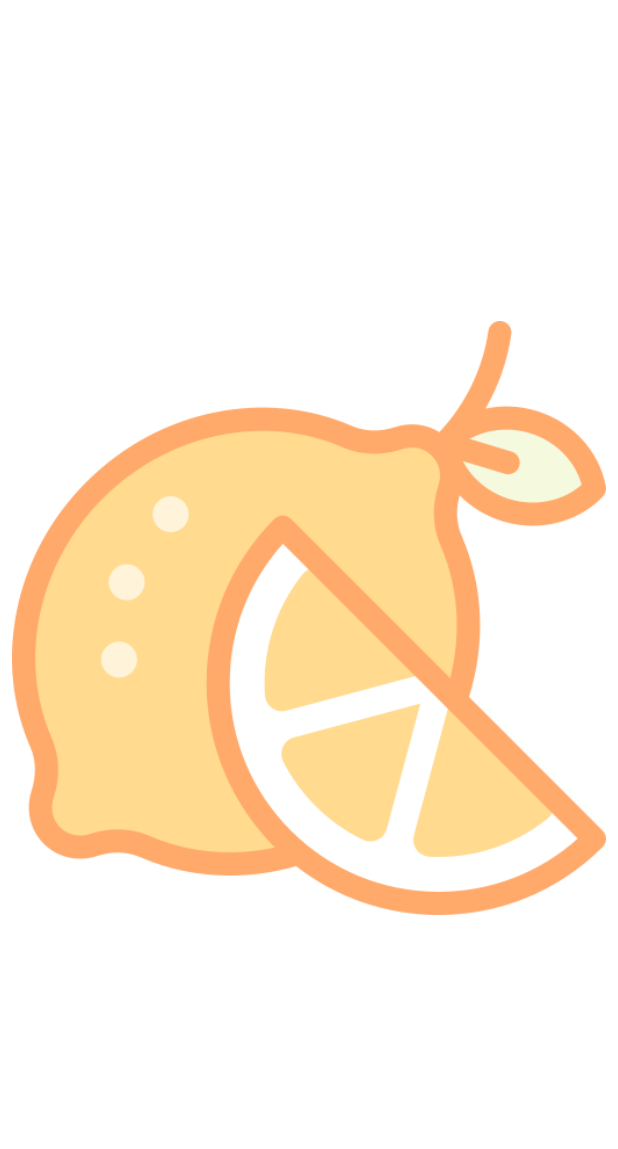
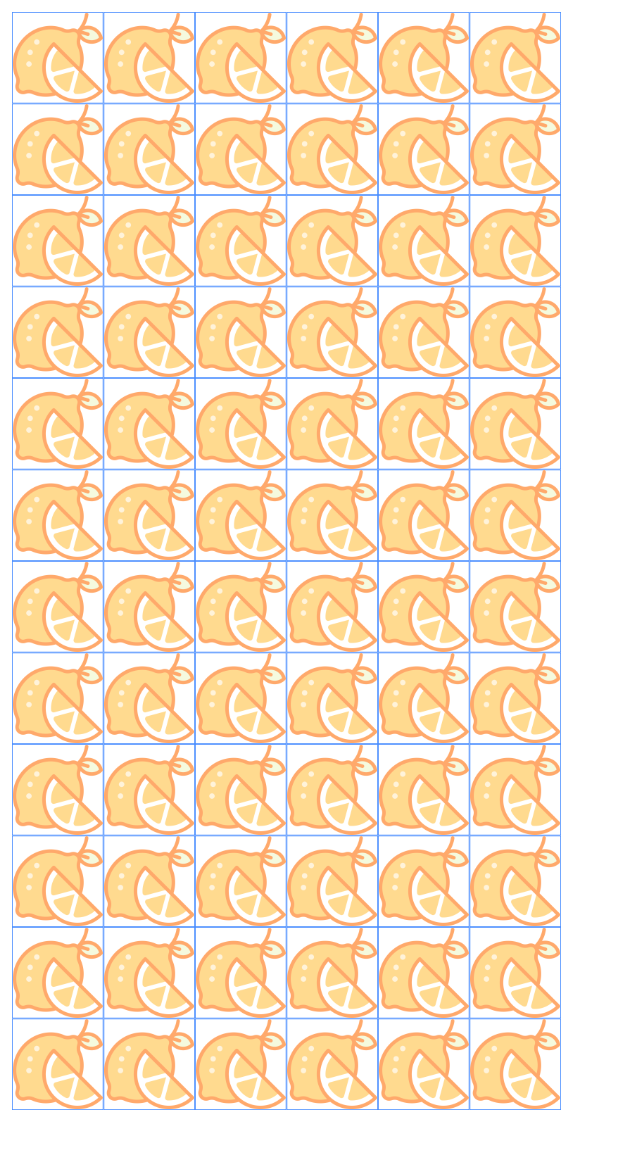
Before and after one commit to helloqzh/first_flutter_app, a Flutter app: the screen it shows after launch, on a phone screen of 412 x 824 dp. Shown: the top 1149 px of the screen. Run offline on Flutter 3.47's test engine with Material 2 defaults, Android fonts, the light colour scheme and no system bars; our stand-ins replace fluttertoast.

Commit message:
Lay out a widget

```diff
--- a/lib/main.dart
+++ b/lib/main.dart
@@ -9,12 +9,33 @@ void main() {
   runApp(
       MaterialApp(
         title: 'Flutter Tutorial',
-        home: RandomImageWidget(),
+        home: Layout(6, 12),
       )
   );
 }
 
+class Layout extends StatelessWidget {
+  final int width;
+  final int height;
+  Layout(this.width, this.height);
+
+  @override
+  Widget build(BuildContext context) {
+    return Container(
+      padding: EdgeInsets.all(8),
+      child: ListView(
+        children: List.filled(height, Row(
+          mainAxisSize: MainAxisSize.min,
+          children: List.filled(width, RandomImageWidget(60)),
+        )),
+      ),
+    );
+  }
+}
+
 class RandomImageWidget extends StatefulWidget {
+  final int size;
+  RandomImageWidget(this.size);
   @override
   State<StatefulWidget> createState() {
     return _ImageState();
@@ -52,13 +73,14 @@ class _ImageState extends State<RandomImageWidget> {
     return GestureDetector(
       onTap: _handleTap,
       child: Container(
-        padding: EdgeInsets.all(8.0),
-        color: Colors.white,
-        child: Center(
-          child: Image(
-            image: AssetImage(currentFruit),
-            // color: widget.square.activate ? Colors.lightGreen : Colors.black12,
-          ),
+        decoration: BoxDecoration(
+            border: Border.all(color: Colors.blueAccent, width: 0.5),
+            color: Colors.white
+        ),
+        child: Image(
+          image: AssetImage(currentFruit),
+          width: widget.size.toDouble(),
+          height: widget.size.toDouble(),
         ),
       ),
     );
```
Also changed, not shown: android_snap/ezgif-4-5624d31fbcb3.gif (added).
